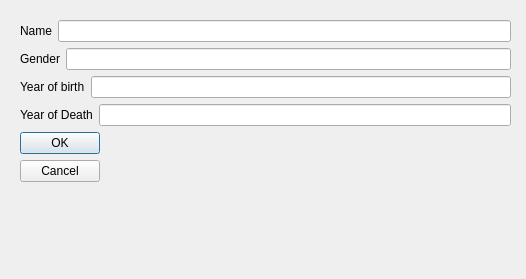
The window that vika3/Vika3/dialogedit.ui (BeanBean-Nyah/T113-VLN) describes before a commit, drawn with Qt 5.
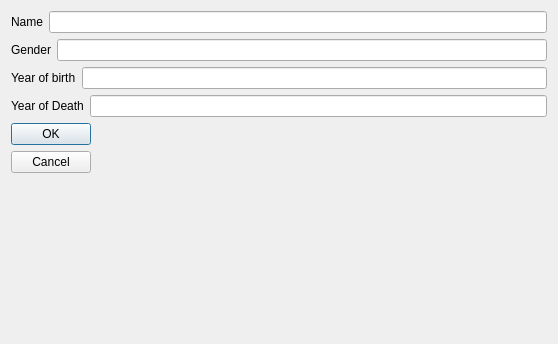
The same window after the commit.

What changed in the file:
```diff
--- a/vika3/Vika3/dialogedit.ui
+++ b/vika3/Vika3/dialogedit.ui
@@ -6,22 +6,15 @@
    <rect>
     <x>0</x>
     <y>0</y>
-    <width>526</width>
-    <height>279</height>
+    <width>558</width>
+    <height>344</height>
    </rect>
   </property>
   <property name="windowTitle">
    <string>Dialog</string>
   </property>
-  <widget class="QWidget" name="verticalLayoutWidget">
-   <property name="geometry">
-    <rect>
-     <x>20</x>
-     <y>20</y>
-     <width>491</width>
-     <height>251</height>
-    </rect>
-   </property>
+  <layout class="QVBoxLayout" name="verticalLayout_2">
+   <item>
    <layout class="QVBoxLayout" name="verticalLayout">
     <item>
      <layout class="QHBoxLayout" name="horizontalLayout">
@@ -90,7 +83,8 @@
      </widget>
     </item>
    </layout>
-  </widget>
+   </item>
+  </layout>
  </widget>
  <resources/>
  <connections>
```
Lines whose indentation alone changed are shown as unchanged.
